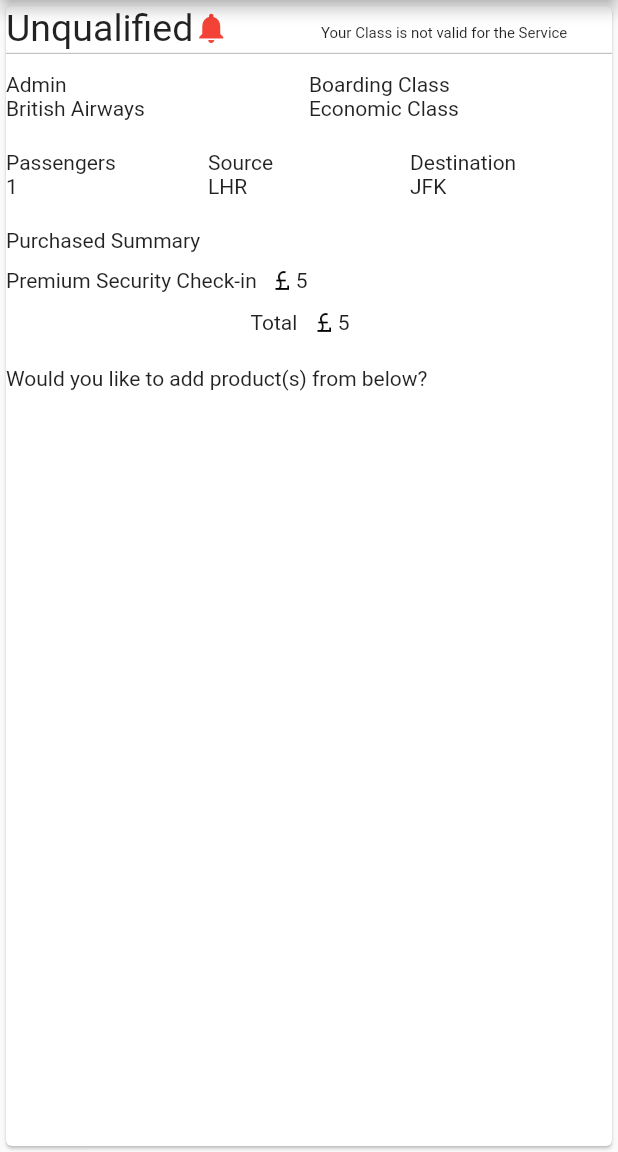
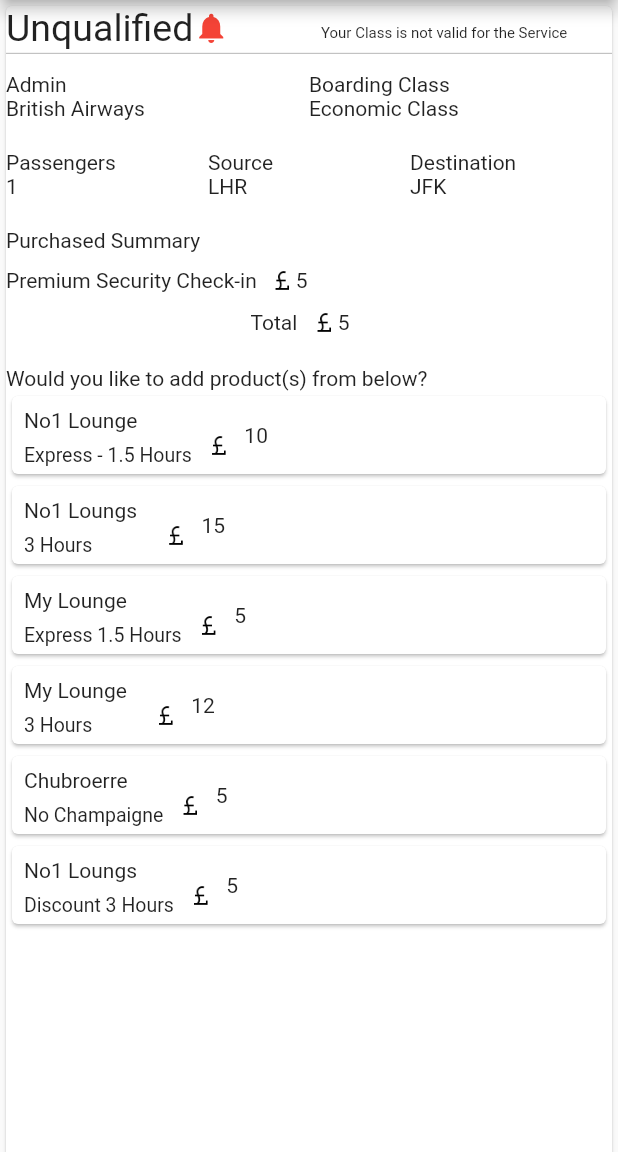
Before and after one commit to pramodsingh15/AiroplaneSeatLayout, a Flutter app: the screen it shows after launch, on a phone screen of 412 x 824 dp, the part 84-1236 px from its top. Run offline on Flutter 3.47's test engine with Material 2 defaults, Android fonts, the phone set to English and light mode, and no system bars.

Commit message:
screen updated

```diff
--- a/airoplaneseatlayout/lib/Seat_Layout.dart
+++ b/airoplaneseatlayout/lib/Seat_Layout.dart
@@ -14,7 +14,8 @@ class _SeatLayoutClassState extends State<SeatLayoutClass> {
         appBar: AppBar(
           title: Text("SeatLayout"),
         ),
-        body: Container(
+        body: SingleChildScrollView(
+          child: Container(
             child: Card(
               child: Column(
                 crossAxisAlignment: CrossAxisAlignment.start,
@@ -146,7 +147,67 @@ class _SeatLayoutClassState extends State<SeatLayoutClass> {
                     height: 20,
                   ),
                   Text("Would you like to add product(s) from below?"),
+                  Container(
+                    height: MediaQuery.of(context).size.height,
+                    child: Column(
+
+                      children: <Widget>[
+                        Expanded(
+                            child: ListView.builder(
+                                itemCount: list.length,
+                                itemBuilder: (context, index) {
+                                  return Card(
+                                      child: Row(
+                                    children: <Widget>[
+                                      Column(
+                                        crossAxisAlignment:
+                                            CrossAxisAlignment.start,
+                                        mainAxisSize: MainAxisSize.max,
+                                        children: <Widget>[
+                                          Padding(
+                                            padding: const EdgeInsets.all(8.0),
+                                            child: Text("${list[index].title}"),
+                                          ),
+                                          Padding(
+                                            padding: const EdgeInsets.only(left:8.0,bottom: 5),
+                                            child: Container(
+                                              child: Text(
+                                                list[index].description,
+                                                style: TextStyle(fontSize: 13),
+                                                textAlign: TextAlign.center,
+                                              ),
+                                            ),
+                                          ),
                                         ],
+                                      ),
+                                   Row(
+                                          crossAxisAlignment: CrossAxisAlignment.end,
+                                          children: <Widget>[
+                                            Padding(
+                                              padding: const EdgeInsets.only(
+                                                  left: 9),
+                                              child: Image(
+                                                image: AssetImage(
+                                                    "images/british-pound.png"),
+                                                height: 18,
+                                                width: 18,
+                                              ),
+                                            ),
+                                            Padding(
+                                              padding: const EdgeInsets.all(8.0),
+                                              child: Text("${list[index].value}"),
+                                            ),
+                                          ],
+                                        ),
+
+                                    ],
+                                  ));
+                                }))
+                      ],
+                    ),
+                  )
+                ],
+              ),
             ),
           ),
         ),
```
Lines whose indentation alone changed are shown as unchanged.
